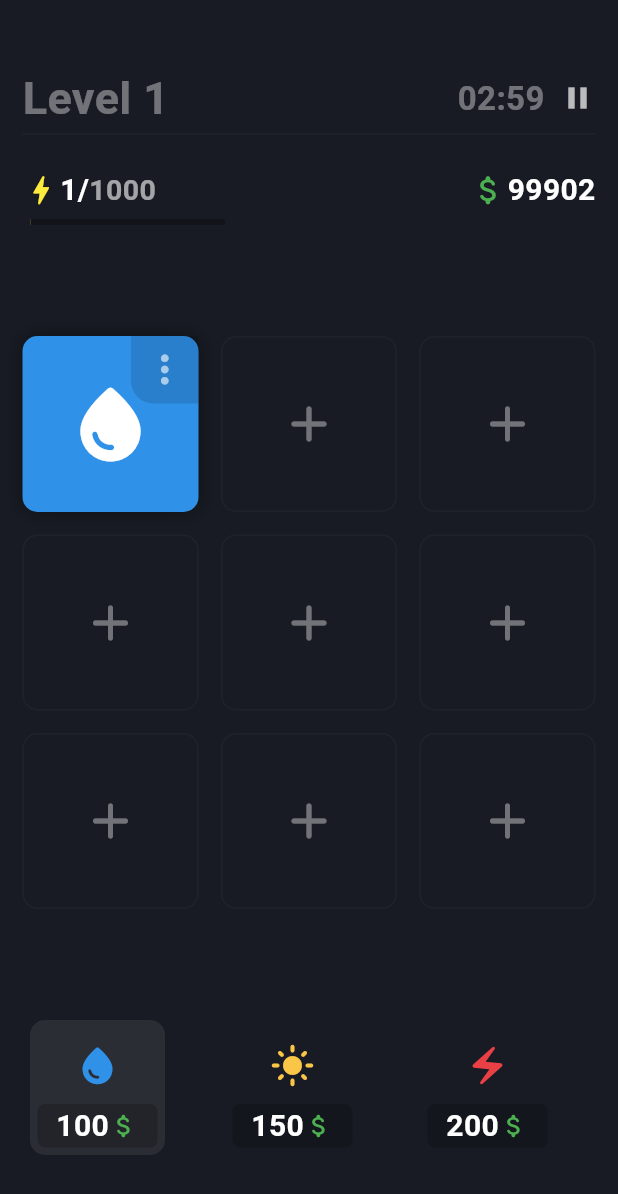
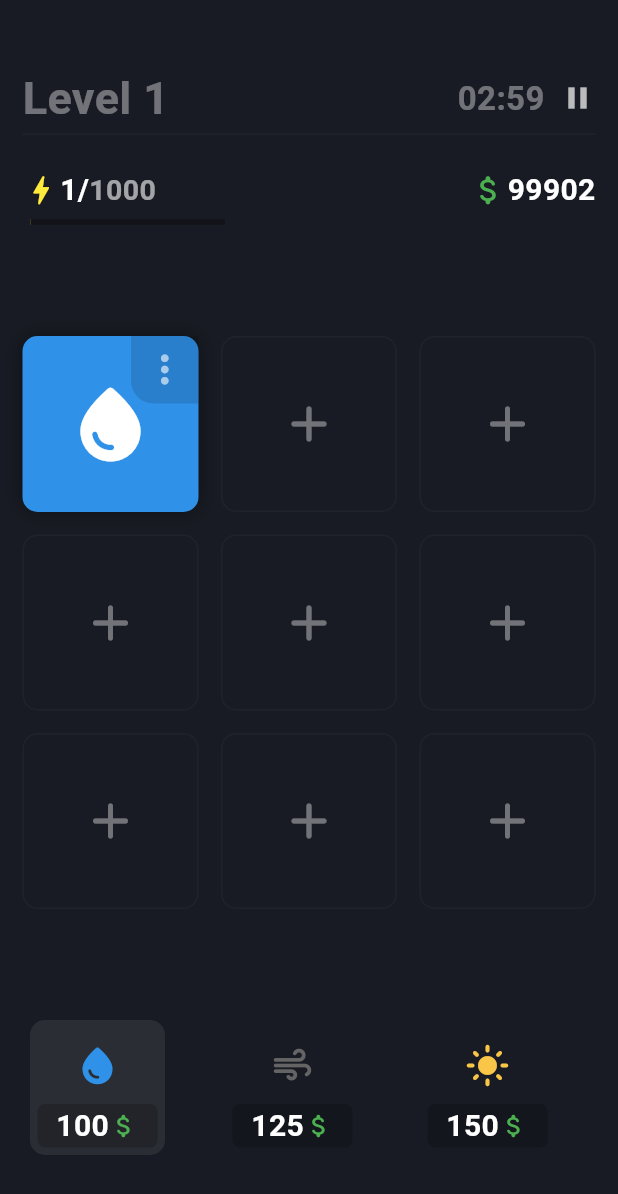
Before and after one commit to Justinthxd/energy-plant, a Flutter app: the Level1 screen opened by its route, after a tap on the "add" icon, on a phone screen of 412 x 824 dp. Shown: the top 1194 px of the screen. Run offline on Flutter 3.47's test engine with Material 2 defaults, Android fonts, the phone set to English and light mode, and no system bars; our stand-ins replace go_router.

Commit message:
stable version 1.1

```diff
--- a/lib/data/dictionary/dictionary.dart
+++ b/lib/data/dictionary/dictionary.dart
@@ -4,6 +4,7 @@ import 'package:flutter/material.dart';
 IconData getIcon(PlantType type) {
   return switch (type) {
     PlantType.hydroPlant => Icons.water_drop_rounded,
+    PlantType.windPlant => Icons.air_rounded,
     PlantType.solarPlant => Icons.light_mode_rounded,
     PlantType.electricPlant => Icons.electric_bolt_rounded,
     PlantType.chemicalPlant => Icons.science_rounded,
@@ -14,6 +15,7 @@ IconData getIcon(PlantType type) {
 Color getColor(PlantType type) {
   return switch (type) {
     PlantType.hydroPlant => const Color.fromARGB(255, 47, 145, 231),
+    PlantType.windPlant => const Color.fromARGB(255, 100, 100, 100),
     PlantType.solarPlant => const Color.fromARGB(255, 249, 198, 71),
     PlantType.electricPlant => const Color.fromARGB(255, 233, 64, 70),
     PlantType.chemicalPlant => Colors.purple,
@@ -24,6 +26,7 @@ Color getColor(PlantType type) {
 String getName(PlantType type) {
   return switch (type) {
     PlantType.hydroPlant => 'Hydro',
+    PlantType.windPlant => 'Wind',
     PlantType.solarPlant => 'Solar',
     PlantType.electricPlant => 'Electric',
     PlantType.chemicalPlant => 'Chemical',
@@ -34,6 +37,7 @@ String getName(PlantType type) {
 int getPrice(PlantType type) {
   return switch (type) {
     PlantType.hydroPlant => 100,
+    PlantType.windPlant => 125,
     PlantType.solarPlant => 150,
     PlantType.electricPlant => 200,
     PlantType.chemicalPlant => 300,
--- a/lib/data/models/plant.dart
+++ b/lib/data/models/plant.dart
@@ -1,6 +1,7 @@
 // ignore_for_file: public_member_api_docs, sort_constructors_first
 enum PlantType {
   hydroPlant,
+  windPlant,
   solarPlant,
   electricPlant,
   chemicalPlant,
@@ -27,7 +28,8 @@ class PlantModel {
   int getEnergy() {
     return switch (type) {
       PlantType.hydroPlant => 1,
-      PlantType.solarPlant => 3,
+      PlantType.windPlant => 3,
+      PlantType.solarPlant => 4,
       PlantType.electricPlant => 5,
       PlantType.chemicalPlant => 14,
       PlantType.nuclearPlant => 30,
@@ -37,6 +39,7 @@ class PlantModel {
   int getPrice() {
     return switch (type) {
       PlantType.hydroPlant => 100,
+      PlantType.windPlant => 125,
       PlantType.solarPlant => 150,
       PlantType.electricPlant => 200,
       PlantType.chemicalPlant => 300,
@@ -47,6 +50,7 @@ class PlantModel {
   double getEarning() {
     return switch (type) {
       PlantType.hydroPlant => 1.5,
+      PlantType.windPlant => 2.5,
       PlantType.solarPlant => 2.7,
       PlantType.electricPlant => 3.9,
       PlantType.chemicalPlant => 4.1,
--- a/lib/design/widgets/option_panel.dart
+++ b/lib/design/widgets/option_panel.dart
@@ -15,6 +15,7 @@ class OptionPanel extends StatelessWidget {
         scrollDirection: Axis.horizontal,
         children: const [
           PlantOption(type: PlantType.hydroPlant),
+          PlantOption(type: PlantType.windPlant),
           PlantOption(type: PlantType.solarPlant),
           PlantOption(type: PlantType.electricPlant),
           PlantOption(type: PlantType.chemicalPlant),
--- a/lib/design/widgets/plant.dart
+++ b/lib/design/widgets/plant.dart
@@ -43,7 +43,10 @@ class WidgetPlant extends StatelessWidget {
                       top: 0,
                       right: 0,
                       child: GestureDetector(
-                        onTap: () {},
+                        onTap: () {
+                          const PopupMenuItem(
+                              child: Icon(Icons.money_off_csred_rounded));
+                        },
                         child: Container(
                           height: 45,
                           width: 45,
```
